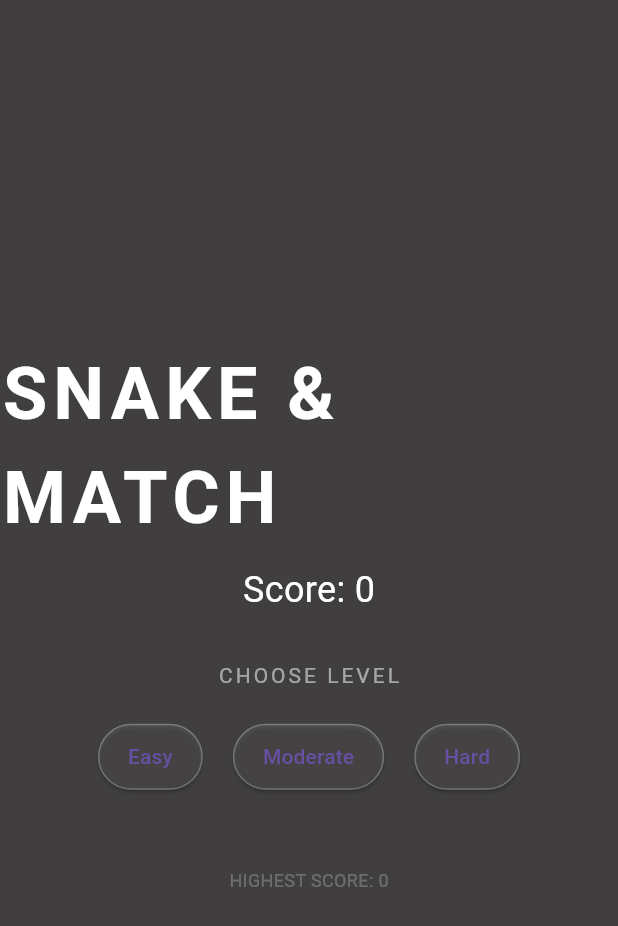
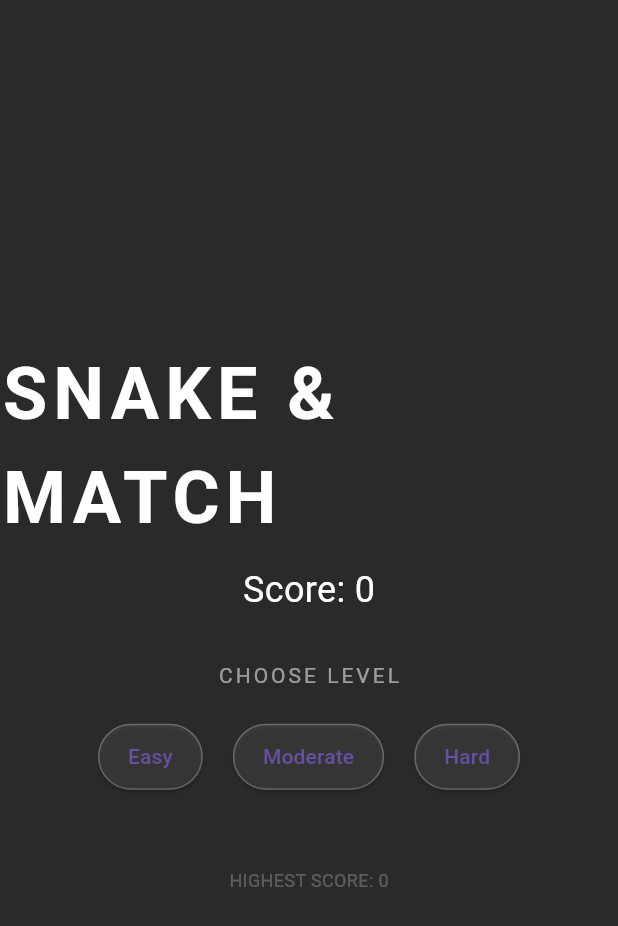
Before and after one commit to liz2lio/snake_app, a Flutter app: the GameMenu widget shown alone on an empty page, opened directly with empty values, on a phone screen of 412 x 824 dp. Shown: the top 926 px of the screen. Run offline on Flutter 3.47's test engine with Material 3 defaults, Android fonts, the phone set to English and light mode, and no system bars; our stand-ins replace shared_preferences; missing offline and left inert: flame; accounts and stored records are empty.

Commit message:
update keypad controls

```diff
--- a/lib/src/widgets/game_controls.dart
+++ b/lib/src/widgets/game_controls.dart
@@ -52,7 +52,7 @@ class GameControls extends StatelessWidget {
         onPressed: onPressed,
         style: ElevatedButton.styleFrom(
           padding: EdgeInsets.zero,
-          backgroundColor: Colors.black.withOpacity(0.6),
+          backgroundColor: const Color.fromARGB(255, 27, 27, 27),
           foregroundColor: Colors.white,
           shape: RoundedRectangleBorder(
             borderRadius: BorderRadius.circular(12),
--- a/lib/src/widgets/game_menu.dart
+++ b/lib/src/widgets/game_menu.dart
@@ -36,7 +36,7 @@ class GameMenu extends StatelessWidget {
     }
 
     return Container(
-      color: const Color.fromARGB(255, 43, 42, 42).withOpacity(0.9),
+      color: const Color.fromARGB(255, 43, 41, 41),
       child: Center(
         child: Column(
           mainAxisSize: MainAxisSize.min,
```
